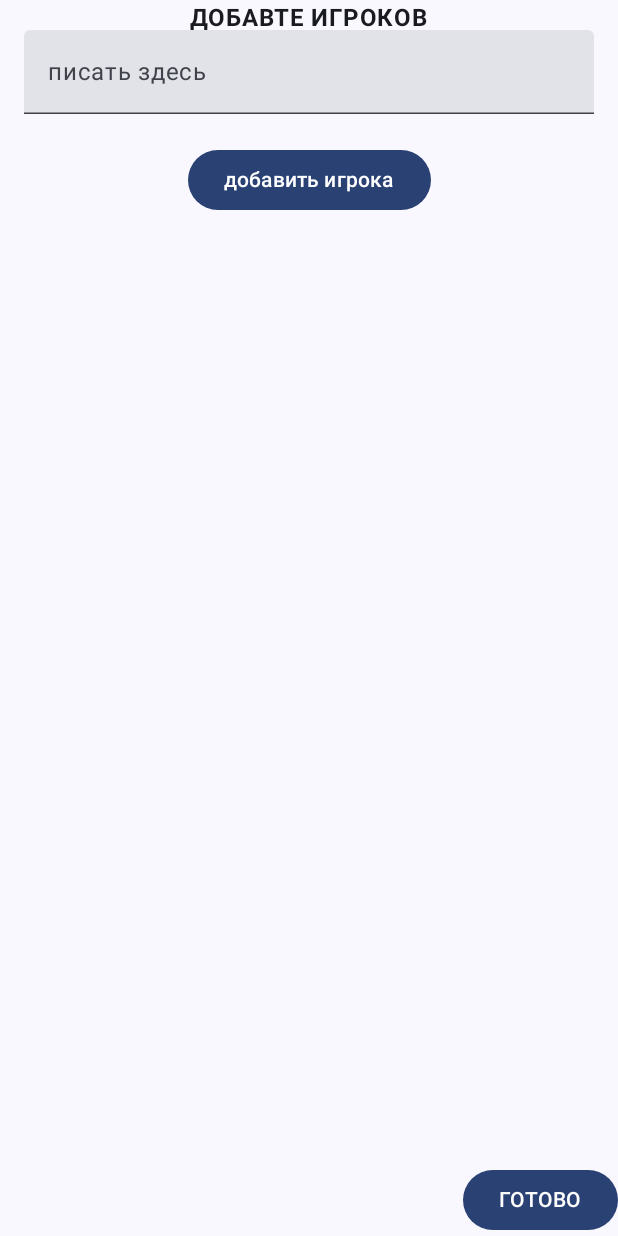
After one commit to Luckich000/revolver_fortuni, an Android app built with Jetpack Compose: the Game screen opened directly, with no data from a screen before it, on a phone screen of 412 x 824 dp. The commit adds this screen. Run offline under Robolectric (Android 15) with nearby library versions, the phone set to English and light mode, and no system bars.

Commit message:
добавлена функция добавления игроков

```diff
--- a/app/src/main/AndroidManifest.xml
+++ b/app/src/main/AndroidManifest.xml
@@ -21,6 +21,11 @@
                 <category android:name="android.intent.category.LAUNCHER" />
             </intent-filter>
         </activity>
+        <activity
+            android:name=".Game"
+            android:exported="true"
+            android:theme="@style/Theme.Revolver_fortuni">
+        </activity>
     </application>
 
 </manifest>
--- /dev/null
+++ b/app/src/main/java/com/example/revolver_fortuni/Game.kt
@@ -0,0 +1,199 @@
+package com.example.revolver_fortuni
+
+
+import android.graphics.drawable.Icon
+import androidx.activity.compose.setContent
+import androidx.activity.enableEdgeToEdge
+import androidx.compose.foundation.background
+import androidx.compose.foundation.layout.Box
+import androidx.compose.foundation.layout.BoxScope
+import androidx.compose.foundation.layout.fillMaxSize
+import androidx.compose.foundation.layout.padding
+import androidx.compose.foundation.layout.size
+import androidx.compose.material3.Button
+import androidx.compose.material3.Icon
+import androidx.compose.material3.IconButton
+import androidx.compose.material3.Scaffold
+import androidx.compose.material3.SegmentedButtonDefaults.Icon
+import androidx.compose.material3.Text
+import androidx.compose.runtime.Composable
+import androidx.compose.ui.Alignment
+import androidx.compose.ui.Modifier
+import androidx.compose.ui.graphics.Color
+import androidx.compose.ui.res.painterResource
+import androidx.compose.ui.semantics.Role.Companion.Image
+import androidx.compose.ui.tooling.preview.Preview
+import androidx.compose.ui.unit.dp
+import androidx.compose.ui.unit.sp
+import androidx.core.app.ActivityCompat
+import androidx.core.app.ActivityCompat.finishAffinity
+import com.example.revolver_fortuni.ui.theme.Revolver_fortuniTheme
+import android.os.Bundle
+import androidx.activity.ComponentActivity
+import androidx.activity.compose.setContent
+import androidx.compose.foundation.Image
+import androidx.compose.foundation.layout.Arrangement
+import androidx.compose.foundation.layout.Column
+import androidx.compose.foundation.layout.Spacer
+import androidx.compose.foundation.layout.height
+import androidx.compose.material3.Switch
+import androidx.compose.runtime.getValue
+import androidx.compose.runtime.mutableStateOf
+import androidx.compose.runtime.remember
+import androidx.compose.ui.graphics.painter.Painter
+import androidx.compose.ui.res.painterResource
+import androidx.compose.ui.text.font.FontWeight
+import androidx.activity.compose.setContent
+import androidx.compose.foundation.layout.*
+import androidx.compose.material3.AlertDialog
+import androidx.compose.material3.Button
+import androidx.compose.material3.MaterialTheme
+import androidx.compose.material3.Text
+import androidx.compose.material3.TextButton
+import androidx.compose.material3.TextField
+import androidx.compose.runtime.*
+import androidx.compose.ui.text.input.TextFieldValue
+import androidx.compose.ui.unit.dp
+
+
+class Game : ComponentActivity() {
+    override fun onCreate(savedInstanceState: Bundle?) {
+        super.onCreate(savedInstanceState)
+        enableEdgeToEdge()
+        setContent {
+            Revolver_fortuniTheme {
+                Scaffold(modifier = Modifier.fillMaxSize()) { innerPadding ->
+                    Box(
+                        modifier = Modifier
+                            .fillMaxSize()
+                            .padding(innerPadding)
+                    ) {
+                        Text(
+                            "ДОБАВТЕ ИГРОКОВ",
+                            modifier = Modifier.align(Alignment.TopCenter),
+                            fontWeight = FontWeight.Bold
+                        )
+                        TextFieldToListApp()
+                    }
+                }
+            }
+        }
+    }
+}
+
+@Composable
+fun TextFieldToListApp() {
+    // Состояние для хранения списка текстов
+    val textList by remember { mutableStateOf(mutableListOf<String>()) }
+    // Состояние для хранения текущего текста в TextField
+    var currentText by remember { mutableStateOf(TextFieldValue("")) }
+
+    Column(
+        modifier = Modifier
+            .fillMaxSize()
+            .padding(16.dp),
+        horizontalAlignment = Alignment.CenterHorizontally,
+        verticalArrangement = Arrangement.Top
+    ) {
+        // Текстовое поле для ввода
+        TextField(
+            value = currentText,
+            onValueChange = { newText -> currentText = newText },
+            modifier = Modifier.fillMaxWidth().padding(vertical = 4.dp),
+            placeholder = { Text("писать здесь") }
+        )
+
+        Spacer(modifier = Modifier.height(16.dp))
+
+        // Кнопка для добавления текста
+        Button(onClick = {
+            if (currentText.text.isNotEmpty()) {
+                // Добавляем текст в список
+                textList.add(currentText.text)
+                currentText = TextFieldValue("") // Очищаем текстовое поле
+            }
+        }) {
+            Text("добавить игрока")
+        }
+
+        Spacer(modifier = Modifier.height(16.dp))
+
+        // Отображение добавленного текста
+        Column {
+            textList.forEach { text ->
+                Text(
+                    text = text,
+                    modifier = Modifier.padding(vertical = 4.dp),
+                    fontSize = 45.sp,
+
+                )
+            }
+        }
+
+    }
+    var showText by remember { mutableStateOf(false) }
+    Box(
+        modifier = Modifier
+            .fillMaxSize()
+
+    ){
+        Button(
+            modifier = Modifier.align(Alignment.BottomEnd),
+            onClick = {
+            showText = !showText // Переключаем видимость текста
+        }) {
+            Text(
+                "ГОТОВО",
+
+            )
+        }
+
+        Spacer(modifier = Modifier.height(16.dp))
+
+        // Отображение текста, если showText равно true
+        if (showText) {
+            itog(textList)
+        }
+    }
+}
+
+@Composable
+fun itog(sostav: MutableList<String>){
+    var showDialog by remember { mutableStateOf(true) }
+    if (showDialog){
+        AlertDialog(
+            onDismissRequest = {
+                showDialog = false
+            },
+            confirmButton = {
+                TextButton({
+
+                }) {
+                    Text(
+                        text = "ДА!"
+                    )
+                }
+            },
+            dismissButton = {
+                TextButton({
+                    showDialog = false
+                }) {
+                    Text(
+                        text = "нет."
+                    )
+                }
+            },
+            title = {
+                Text(
+                    text = "ПРОДОЛЖИТЬ?"
+                )
+            },
+            text = {
+                Text(
+                    text = "вы точно хотите играть таким составом: $sostav ?"
+                )
+            }
+        )
+    }
+
+}
--- a/app/src/main/java/com/example/revolver_fortuni/MainActivity.kt
+++ b/app/src/main/java/com/example/revolver_fortuni/MainActivity.kt
@@ -1,5 +1,6 @@
 package com.example.revolver_fortuni
 
+import android.content.Intent
 import android.graphics.drawable.Icon
 import android.hardware.camera2.params.BlackLevelPattern
 import androidx.activity.compose.setContent
@@ -55,7 +56,10 @@ class MainActivity : ComponentActivity() {
                         Exit { finishAffinity()}               //кнопка выхода
                         Button(
                             modifier = Modifier.align(Alignment.Center),        //оцентровка по центру
-                            onClick = {/*действие*/},
+                            onClick = {
+                                val gameac = Intent(this@MainActivity, Game::class.java)
+                                startActivity(gameac)
+                            },
                             colors = ButtonDefaults.buttonColors(
                                 containerColor = Color(108,210,33) // Цвет фона кнопки
                             )
```
